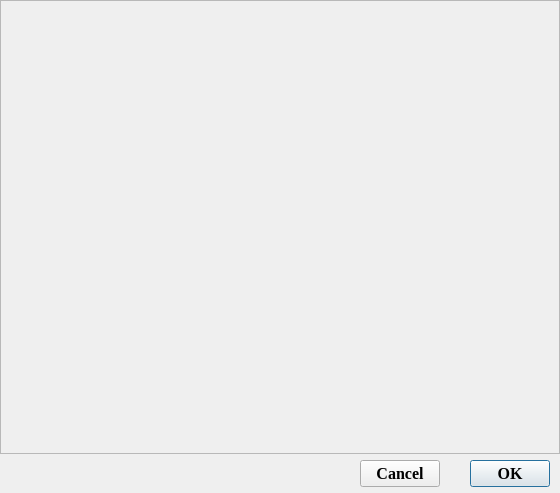
Qt form ui/dialogwidget/measurementdialog.ui (15903016222/Voice) before a commit.
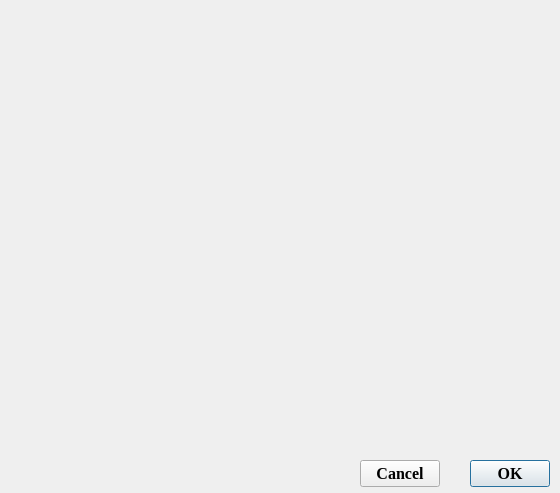
The same form after that commit.

Commit message: Fixed：解决测量值选择对话框在Linux系统下setForeground(QBrush)（设置字体颜色）不起作用的问题

```diff
--- a/ui/dialogwidget/measurementdialog.ui
+++ b/ui/dialogwidget/measurementdialog.ui
@@ -128,6 +128,12 @@
       </property>
       <item row="0" column="0">
        <widget class="QScrollArea" name="scrollArea">
+        <property name="focusPolicy">
+         <enum>Qt::WheelFocus</enum>
+        </property>
+        <property name="frameShape">
+         <enum>QFrame::NoFrame</enum>
+        </property>
         <property name="widgetResizable">
          <bool>true</bool>
         </property>
@@ -136,8 +142,8 @@
           <rect>
            <x>0</x>
            <y>0</y>
-           <width>558</width>
-           <height>452</height>
+           <width>560</width>
+           <height>454</height>
           </rect>
          </property>
         </widget>
```
The commit also changes 2 other files.
